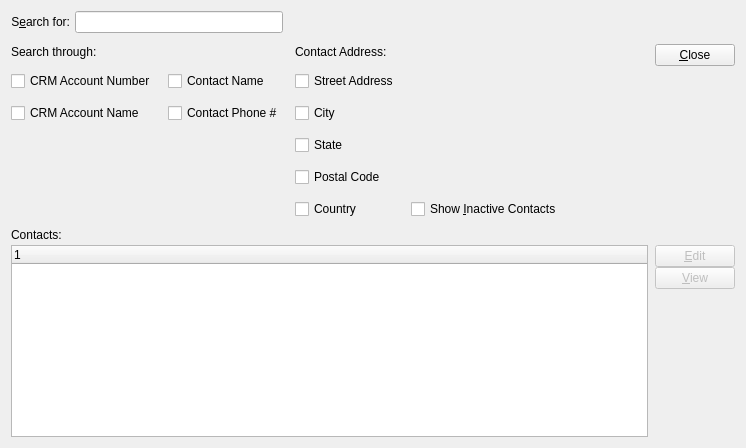
The window that xtuple/trunk/guiclient/searchForContact.ui (WooodHead/xtuple) describes before a commit, drawn with Qt 5.
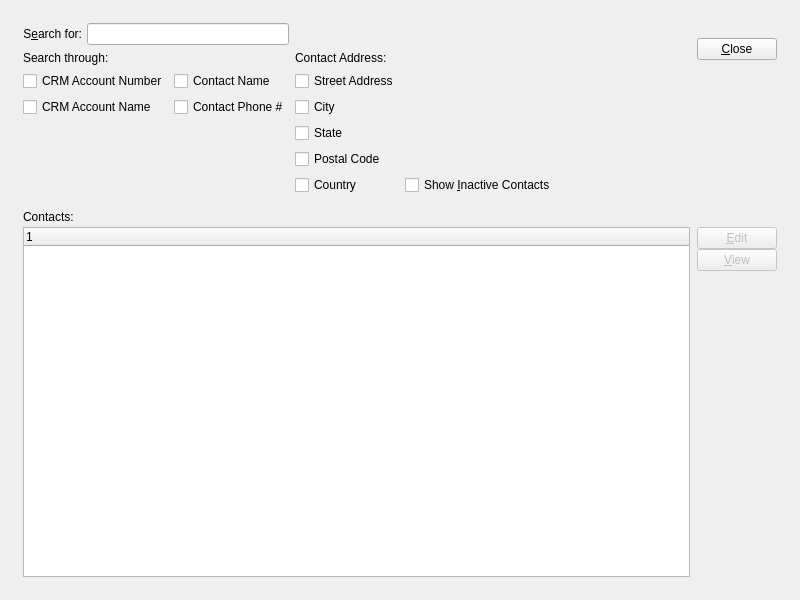
The same window after the commit. Custom widgets are drawn as their Qt base class.

Commit message: issue #7781:  Fix Contact search not working.

```diff
--- a/xtuple/trunk/guiclient/searchForContact.ui
+++ b/xtuple/trunk/guiclient/searchForContact.ui
@@ -5,22 +5,24 @@
    <rect>
     <x>0</x>
     <y>0</y>
-    <width>746</width>
-    <height>448</height>
+    <width>800</width>
+    <height>600</height>
    </rect>
   </property>
   <property name="windowTitle" >
    <string>Search for Contact</string>
   </property>
-   <layout class="QGridLayout" >
+  <layout class="QGridLayout" name="gridLayout_2" >
     <item row="0" column="0" >
-     <layout class="QGridLayout" >
-      <property name="horizontalSpacing" >
+    <layout class="QGridLayout" name="gridLayout" >
+     <property name="margin" >
        <number>12</number>
       </property>
-      <property name="verticalSpacing" >
+     <property name="spacing" >
        <number>12</number>
       </property>
+     <item row="0" column="0" >
+      <layout class="QGridLayout" >
       <item row="0" column="0" colspan="2" >
        <layout class="QHBoxLayout" >
         <property name="spacing" >
@@ -268,6 +270,8 @@
              </size>
             </property>
            </spacer>
+           </item>
+          </layout>
           </item>
          </layout>
         </item>
```
Left out of the diff: 7 changed lines with no effect on the pictures. Lines whose indentation alone changed are shown as unchanged. The commit also changes 1 other file.
